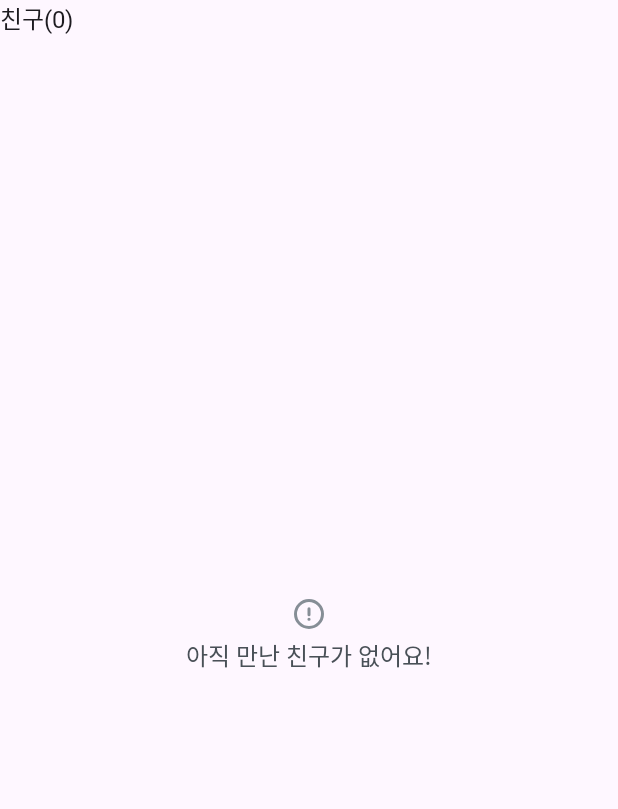
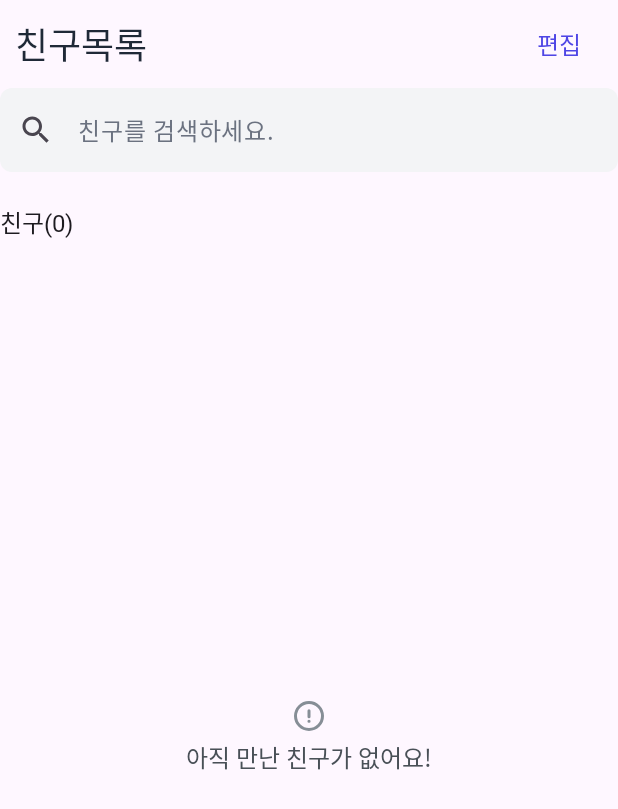
Before and after one commit to Team-Where/Where-Android, an Android app built with Jetpack Compose: the composable UserListView called with empty values, on a phone screen of 412 x 824 dp. Shown: the top 809 px of the screen. Run offline under Robolectric (Android 15) with nearby library versions, the phone set to English and light mode, and no system bars; Roboto replaces fonts that are not available here.

Commit message:
feat: UserListView 헤더 추가
- User의 이름을 검색 할 수 있는 헤더 추가

```diff
--- a/presentation/src/main/kotlin/com/sooum/where_android/ui/main/UserListView.kt
+++ b/presentation/src/main/kotlin/com/sooum/where_android/ui/main/UserListView.kt
@@ -2,6 +2,7 @@ package com.sooum.where_android.ui.main
 
 import androidx.compose.foundation.layout.Arrangement
 import androidx.compose.foundation.layout.Column
+import androidx.compose.foundation.layout.Row
 import androidx.compose.foundation.layout.Spacer
 import androidx.compose.foundation.layout.fillMaxSize
 import androidx.compose.foundation.layout.fillMaxWidth
@@ -9,21 +10,39 @@ import androidx.compose.foundation.layout.height
 import androidx.compose.foundation.layout.padding
 import androidx.compose.foundation.lazy.LazyColumn
 import androidx.compose.foundation.lazy.items
+import androidx.compose.foundation.shape.RoundedCornerShape
+import androidx.compose.material.icons.Icons
+import androidx.compose.material.icons.filled.Search
 import androidx.compose.material3.HorizontalDivider
 import androidx.compose.material3.Icon
+import androidx.compose.material3.SearchBar
 import androidx.compose.material3.Text
+import androidx.compose.material3.TextButton
+import androidx.compose.material3.TextField
+import androidx.compose.material3.TextFieldDefaults
 import androidx.compose.runtime.Composable
+import androidx.compose.runtime.getValue
+import androidx.compose.runtime.mutableStateOf
+import androidx.compose.runtime.remember
+import androidx.compose.runtime.setValue
 import androidx.compose.ui.Alignment
 import androidx.compose.ui.Modifier
+import androidx.compose.ui.graphics.Color
 import androidx.compose.ui.res.painterResource
 import androidx.compose.ui.text.font.FontWeight
 import androidx.compose.ui.tooling.preview.Preview
+import androidx.compose.ui.tooling.preview.PreviewParameter
+import androidx.compose.ui.tooling.preview.PreviewParameterProvider
 import androidx.compose.ui.unit.dp
 import androidx.compose.ui.unit.sp
 import com.sooum.domain.model.User
 import com.sooum.where_android.R
+import com.sooum.where_android.theme.Gray100
+import com.sooum.where_android.theme.Gray500
+import com.sooum.where_android.theme.Gray800
 import com.sooum.where_android.theme.GrayScale600
 import com.sooum.where_android.theme.GrayScale700
+import com.sooum.where_android.theme.Primary600
 import com.sooum.where_android.theme.pretendard
 import com.sooum.where_android.widget.UserItemView
 import com.sooum.where_android.widget.UserViewType
@@ -36,6 +55,71 @@ fun UserListView(
     Column(
         modifier = modifier
     ) {
+        var searchValue by remember {
+            mutableStateOf("")
+        }
+        Row(
+            modifier = Modifier
+                .fillMaxWidth()
+                .padding(
+                    horizontal = 10.dp,
+                    vertical = 5.dp
+                ),
+            verticalAlignment = Alignment.CenterVertically,
+            horizontalArrangement = Arrangement.SpaceBetween
+        ) {
+            Text(
+                text = "친구목록",
+                color = Gray800,
+                fontSize = 24.sp,
+                fontWeight = FontWeight.SemiBold,
+                fontFamily = pretendard
+            )
+
+            TextButton(
+                onClick = {}
+            ) {
+                Text(
+                    text = "편집",
+                    color = Primary600,
+                    fontSize = 16.sp,
+                    fontWeight = FontWeight.Medium,
+                    fontFamily = pretendard
+                )
+            }
+        }
+
+        TextField(
+            value = searchValue,
+            onValueChange = {
+                searchValue = it
+            },
+            modifier = Modifier.fillMaxWidth(),
+            leadingIcon = {
+                Icon(Icons.Filled.Search,null)
+            },
+            placeholder = {
+                Text(
+                    text = "친구를 검색하세요.",
+                    fontFamily = pretendard,
+                    fontSize = 16.sp,
+                    color = Gray500
+                )
+            },
+            singleLine = true,
+            colors = TextFieldDefaults.colors(
+                focusedContainerColor = Gray100,
+                unfocusedContainerColor = Gray100,
+                focusedIndicatorColor = Color.Transparent,
+                unfocusedIndicatorColor = Color.Transparent
+            ),
+            shape = RoundedCornerShape(8.dp)
+        )
+        Spacer(
+            Modifier.height(
+                height = 21.dp
+            )
+        )
         if (userList.isEmpty()) {
             Column {
                 UserListHeader("친구(${userList.size})")
@@ -59,8 +143,8 @@ fun UserListView(
                 }
             }
         } else {
-            val favoriteUserList = userList.filter { it.isFavorite }
-
+            val filterNameList = userList.filter { it.name.contains(searchValue) }
+            val favoriteUserList = filterNameList.filter { it.isFavorite }
             LazyColumn(
                 verticalArrangement = Arrangement.spacedBy(12.dp)
             ) {
@@ -82,7 +166,7 @@ fun UserListView(
                     UserListHeader("친구(${userList.size})")
                 }
                 items(
-                    items = userList,
+                    items = filterNameList,
                     key = {
                         "df" + it.id
                     }
@@ -97,7 +181,6 @@ fun UserListView(
     }
 }
 
-
 @Composable
 private fun UserListHeader(
     title: String
@@ -111,16 +194,32 @@ private fun UserListHeader(
     )
 }
 
+internal class UserPreviewParameterProvider() : PreviewParameterProvider<List<User>> {
+    override val values: Sequence<List<User>>
+        get() = sequenceOf(
+            listOf(
+                User(1, "C_tester1"),
+                User(2, "A_tester2"),
+                User(3, "B_tester3"),
+            ).sortedBy { it.name },
+            listOf(
+                User(1, "C_tester1"),
+                User(2, "A_tester2"),
+                User(3, "B_tester3", "", true),
+                User(4, "E_tester4", "", false),
+                User(5, "D_tester5", "", true),
+            ).sortedBy { it.name },
+            emptyList()
+        )
+}
+
 @Composable
 @Preview(showBackground = true)
-fun UserListViewPreview() {
-    val data = listOf(
-        User(1, "C_tester1"),
-        User(2, "A_tester2"),
-        User(3, "B_tester3", "", true),
-    )
+fun UserListViewPreview(
+    @PreviewParameter(UserPreviewParameterProvider::class) data: List<User>
+) {
     UserListView(
-        emptyList(),
+        data,
         modifier = Modifier
             .fillMaxSize()
             .padding(12.dp)
```
